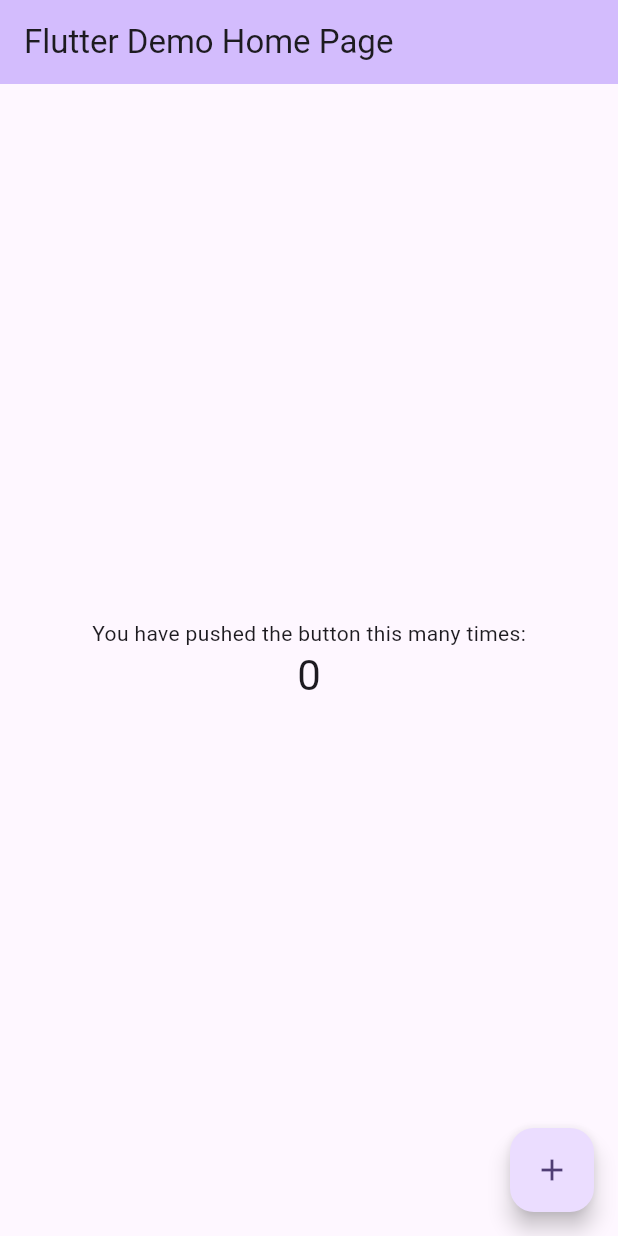
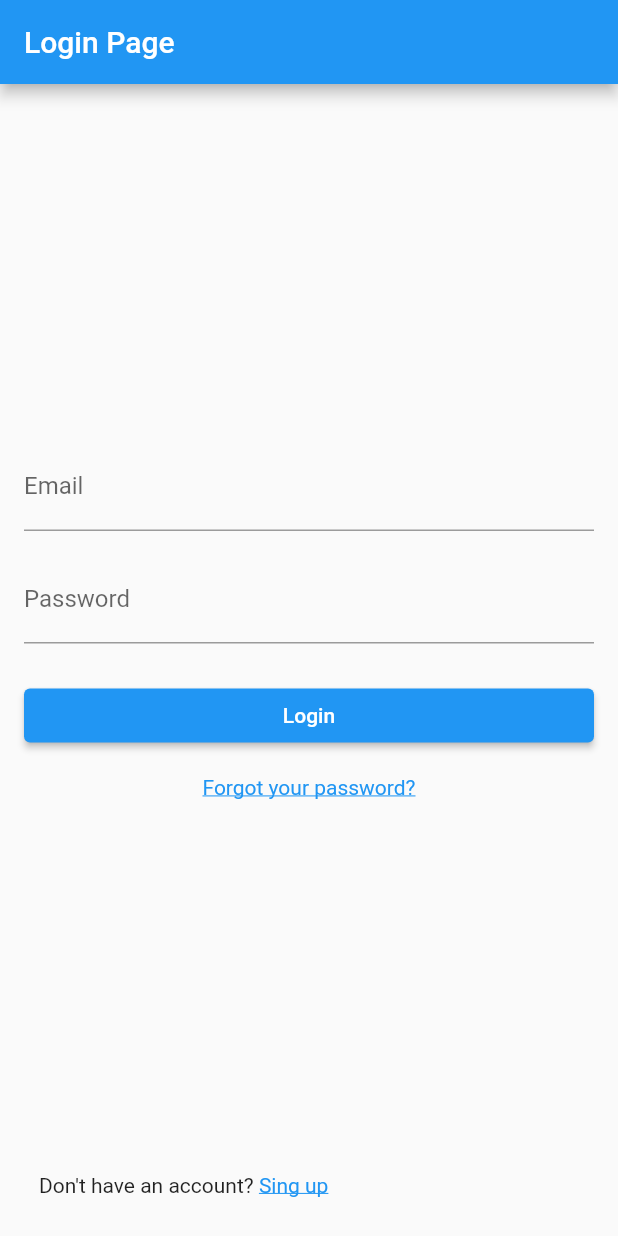
Before and after one commit to piotrSzokalski/messaging_app, a Flutter app: the screen it shows after launch, on a phone screen of 412 x 824 dp. Run offline on Flutter 3.47's test engine with Material 2 defaults, Android fonts, the phone set to English and light mode, and no system bars; our stand-ins replace firebase_core, go_router; accounts and stored records are empty; generated files the repository leaves out were written again.

Commit message:
Checkpoint 1

```diff
--- a/lib/main.dart
+++ b/lib/main.dart
@@ -1,6 +1,9 @@
 import 'package:firebase_core/firebase_core.dart';
 import 'package:flutter/material.dart';
 import 'package:messaging_app/firebase_options.dart';
+import 'package:go_router/go_router.dart';
+
+import 'package:messaging_app/router/router.dart';
 
 Future<void> main() async {
   WidgetsFlutterBinding.ensureInitialized();
@@ -15,116 +18,69 @@ class MyApp extends StatelessWidget {
   // This widget is the root of your application.
   @override
   Widget build(BuildContext context) {
-    return MaterialApp(
-      title: 'Flutter Demo',
-      theme: ThemeData(
-        // This is the theme of your application.
-        //
-        // TRY THIS: Try running your application with "flutter run". You'll see
-        // the application has a blue toolbar. Then, without quitting the app,
-        // try changing the seedColor in the colorScheme below to Colors.green
-        // and then invoke "hot reload" (save your changes or press the "hot
-        // reload" button in a Flutter-supported IDE, or press "r" if you used
-        // the command line to start the app).
-        //
-        // Notice that the counter didn't reset back to zero; the application
-        // state is not lost during the reload. To reset the state, use hot
-        // restart instead.
-        //
-        // This works for code too, not just values: Most code changes can be
-        // tested with just a hot reload.
-        colorScheme: ColorScheme.fromSeed(seedColor: Colors.deepPurple),
-        useMaterial3: true,
-      ),
-      home: const MyHomePage(title: 'Flutter Demo Home Page'),
+    return MaterialApp.router(
+      routerConfig: router,
     );
-  }
-}
 
-class MyHomePage extends StatefulWidget {
-  const MyHomePage({super.key, required this.title});
+    //   return MaterialApp(
+    //     title: 'Flutter Demo',
+    //     theme: ThemeData(
 
-  // This widget is the home page of your application. It is stateful, meaning
-  // that it has a State object (defined below) that contains fields that affect
-  // how it looks.
-
-  // This class is the configuration for the state. It holds the values (in this
-  // case the title) provided by the parent (in this case the App widget) and
-  // used by the build method of the State. Fields in a Widget subclass are
-  // always marked "final".
-
-  final String title;
-
-  @override
-  State<MyHomePage> createState() => _MyHomePageState();
-}
-
-class _MyHomePageState extends State<MyHomePage> {
-  int _counter = 0;
-
-  void _incrementCounter() {
-    setState(() {
-      // This call to setState tells the Flutter framework that something has
-      // changed in this State, which causes it to rerun the build method below
-      // so that the display can reflect the updated values. If we changed
-      // _counter without calling setState(), then the build method would not be
-      // called again, and so nothing would appear to happen.
-      _counter++;
-    });
+    //       colorScheme: ColorScheme.fromSeed(seedColor: Colors.deepPurple),
+    //       useMaterial3: true,
+    //     ),
+    //     home: const MyHomePage(title: 'Flutter Demo Home Page'),
+    //   );
+    // }
   }
 
-  @override
-  Widget build(BuildContext context) {
-    // This method is rerun every time setState is called, for instance as done
-    // by the _incrementCounter method above.
-    //
-    // The Flutter framework has been optimized to make rerunning build methods
-    // fast, so that you can just rebuild anything that needs updating rather
-    // than having to individually change instances of widgets.
-    return Scaffold(
-      appBar: AppBar(
-        // TRY THIS: Try changing the color here to a specific color (to
-        // Colors.amber, perhaps?) and trigger a hot reload to see the AppBar
-        // change color while the other colors stay the same.
-        backgroundColor: Theme.of(context).colorScheme.inversePrimary,
-        // Here we take the value from the MyHomePage object that was created by
-        // the App.build method, and use it to set our appbar title.
-        title: Text(widget.title),
-      ),
-      body: Center(
-        // Center is a layout widget. It takes a single child and positions it
-        // in the middle of the parent.
-        child: Column(
-          // Column is also a layout widget. It takes a list of children and
-          // arranges them vertically. By default, it sizes itself to fit its
-          // children horizontally, and tries to be as tall as its parent.
-          //
-          // Column has various properties to control how it sizes itself and
-          // how it positions its children. Here we use mainAxisAlignment to
-          // center the children vertically; the main axis here is the vertical
-          // axis because Columns are vertical (the cross axis would be
-          // horizontal).
-          //
-          // TRY THIS: Invoke "debug painting" (choose the "Toggle Debug Paint"
-          // action in the IDE, or press "p" in the console), to see the
-          // wireframe for each widget.
-          mainAxisAlignment: MainAxisAlignment.center,
-          children: <Widget>[
-            const Text(
-              'You have pushed the button this many times:',
-            ),
-            Text(
-              '$_counter',
-              style: Theme.of(context).textTheme.headlineMedium,
-            ),
-          ],
-        ),
-      ),
-      floatingActionButton: FloatingActionButton(
-        onPressed: _incrementCounter,
-        tooltip: 'Increment',
-        child: const Icon(Icons.add),
-      ), // This trailing comma makes auto-formatting nicer for build methods.
-    );
-  }
+// class MyHomePage extends StatefulWidget {
+//   const MyHomePage({super.key, required this.title});
+
+//   final String title;
+
+//   @override
+//   State<MyHomePage> createState() => _MyHomePageState();
+// }
+
+// class _MyHomePageState extends State<MyHomePage> {
+//   int _counter = 0;
+
+//   void _incrementCounter() {
+//     setState(() {
+
+//       _counter++;
+//     });
+//   }
+
+//   @override
+//   Widget build(BuildContext context) {
+
+//     return Scaffold(
+//       appBar: AppBar(
+//         backgroundColor: Theme.of(context).colorScheme.inversePrimary,
+//         title: Text(widget.title),
+//       ),
+//       body: Center(
+//         child: Column(
+//           mainAxisAlignment: MainAxisAlignment.center,
+//           children: <Widget>[
+//             const Text(
+//               'You have pushed the button this many times:',
+//             ),
+//             Text(
+//               '$_counter',
+//               style: Theme.of(context).textTheme.headlineMedium,
+//             ),
+//           ],
+//         ),
+//       ),
+//       floatingActionButton: FloatingActionButton(
+//         onPressed: _incrementCounter,
+//         tooltip: 'Increment',
+//         child: const Icon(Icons.add),
+//       ),
+//     );
+//   }
+// }
 }
--- /dev/null
+++ b/lib/pages/channels.dart
@@ -0,0 +1,16 @@
+import 'package:firebase_core/firebase_core.dart';
+import 'package:flutter/material.dart';
+
+class Channels extends StatefulWidget {
+  @override
+  State<StatefulWidget> createState() => _Channels();
+}
+
+class _Channels extends State {
+  @override
+  Widget build(BuildContext context) => Scaffold(
+        body: Center(
+          child: Text("Channels"),
+        ),
+      );
+}
--- /dev/null
+++ b/lib/pages/login.dart
@@ -0,0 +1,109 @@
+import 'package:flutter/material.dart';
+
+// class Login extends StatelessWidget {
+//   @override
+//   Widget build(BuildContext context) {
+//     return MaterialApp(
+//       title: 'Login Page',
+//       theme: ThemeData(primarySwatch: Colors.blue),
+//       home: _Login(),
+//     );
+//   }
+// }
+
+class Login extends StatefulWidget {
+  @override
+  _Login createState() => _Login();
+}
+
+class _Login extends State<Login> {
+  final GlobalKey<FormState> _formKey = GlobalKey<FormState>();
+  TextEditingController _emailController = TextEditingController();
+  TextEditingController _passwordController = TextEditingController();
+
+  void _submitForm() {
+    if (_formKey.currentState!.validate()) {
+      print("Email: ${_emailController.text}");
+      print("Password: ${_passwordController.text}");
+    }
+  }
+
+  @override
+  Widget build(BuildContext context) {
+    return Scaffold(
+      appBar: AppBar(title: const Text('Login Page')),
+      body: Padding(
+        padding: const EdgeInsets.all(16.0),
+        child: Column(
+          children: [
+            Expanded(
+              child: Form(
+                key: _formKey,
+                child: Column(
+                  mainAxisAlignment: MainAxisAlignment.center,
+                  crossAxisAlignment: CrossAxisAlignment.stretch,
+                  children: <Widget>[
+                    TextFormField(
+                      controller: _emailController,
+                      keyboardType: TextInputType.emailAddress,
+                      decoration: const InputDecoration(labelText: 'Email'),
+                      validator: (String? value) {
+                        if (value == null || value.isEmpty) {
+                          return 'Please enter your email';
+                        }
+                        return null;
+                      },
+                    ),
+                    const SizedBox(height: 16.0),
+                    TextFormField(
+                      controller: _passwordController,
+                      obscureText: true,
+                      decoration: const InputDecoration(labelText: 'Password'),
+                      validator: (String? value) {
+                        if (value == null || value.isEmpty) {
+                          return 'Please enter your password';
+                        }
+                        return null;
+                      },
+                    ),
+                    const SizedBox(height: 24.0),
+                    ElevatedButton(
+                      onPressed: _submitForm,
+                      child: const Text('Login'),
+                    ),
+                    const Center(
+                      child: Padding(
+                        padding: EdgeInsets.all(16.0),
+                        child: Text(
+                          "Forgot your password?",
+                          style: TextStyle(
+                            color: Colors.blue, // Change color to mimic a link
+                            decoration:
+                                TextDecoration.underline, // Add underline
+                          ),
+                        ),
+                      ),
+                    ),
+                  ],
+                ),
+              ),
+            ),
+            Container(
+              padding: EdgeInsets.all(10),
+              child: const Row(
+                children: [
+                  Text("Don't have an account? "),
+                  Text("Sing up",
+                      style: TextStyle(
+                        color: Colors.blue, // Change color to mimic a link
+                        decoration: TextDecoration.underline, // Add underline
+                      ))
+                ],
+              ),
+            )
+          ],
+        ),
+      ),
+    );
+  }
+}
--- /dev/null
+++ b/lib/router/router.dart
@@ -0,0 +1,24 @@
+import 'package:go_router/go_router.dart';
+import 'package:flutter/material.dart';
+import 'package:logging/logging.dart';
+import 'package:messaging_app/pages/login.dart';
+import 'package:messaging_app/pages/channels.dart';
+
+final GoRouter router = GoRouter(
+  routes: <RouteBase>[
+    GoRoute(
+      path: '/',
+      builder: (BuildContext context, GoRouterState state) {
+        return Login();
+      },
+      routes: <RouteBase>[
+        GoRoute(
+          path: 'details',
+          builder: (BuildContext context, GoRouterState state) {
+            return Channels();
+          },
+        ),
+      ],
+    ),
+  ],
+);
--- a/pubspec.yaml
+++ b/pubspec.yaml
@@ -36,6 +36,8 @@ dependencies:
   # Use with the CupertinoIcons class for iOS style icons.
   cupertino_icons: ^1.0.2
   firebase_core: ^2.15.0
+  go_router: ^10.0.0
+  provider: ^6.0.5
 
 dev_dependencies:
   flutter_test:
```
Also changed, not shown: pubspec.lock.
